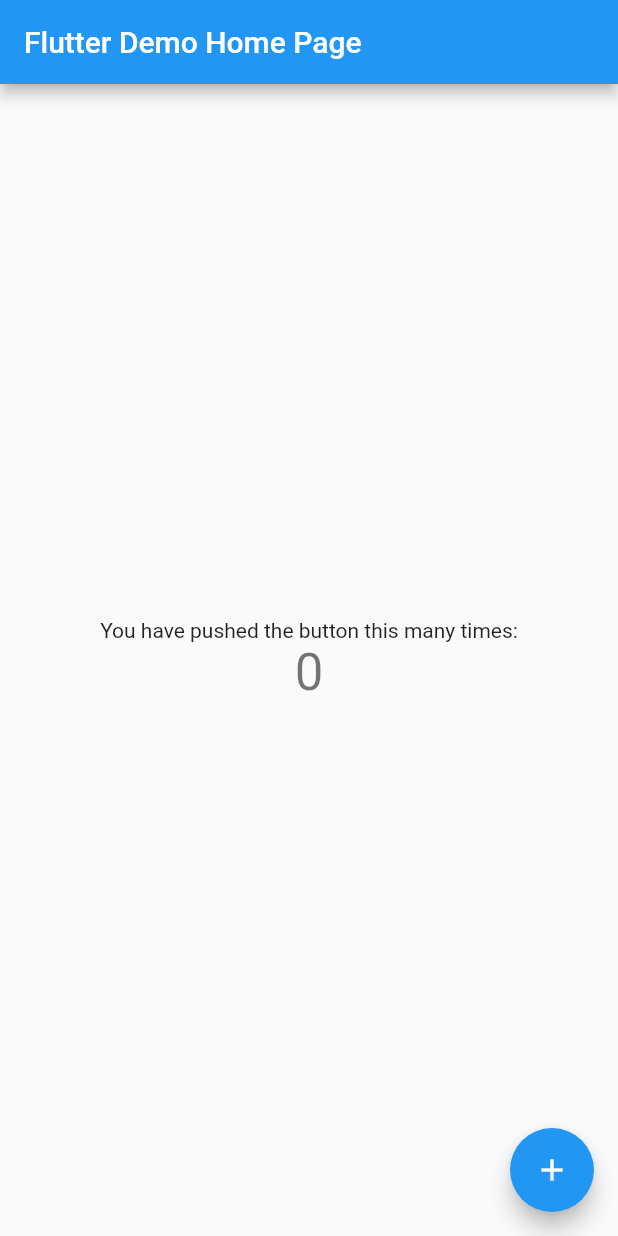
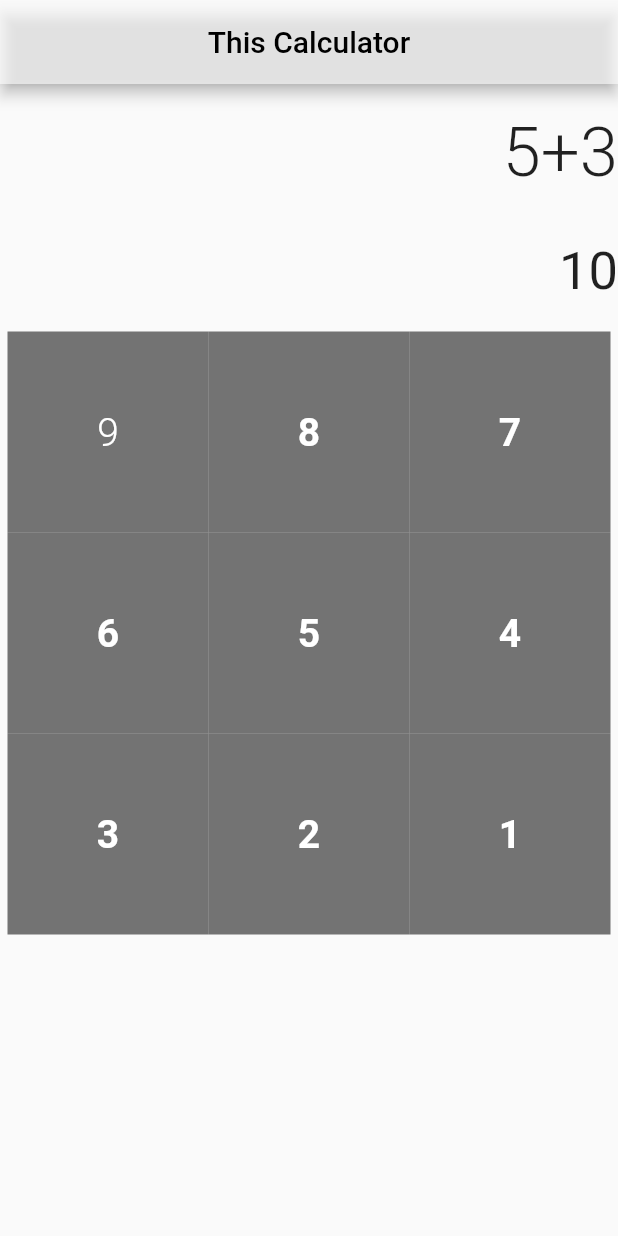
Before and after one commit to PrinceIbs/flutter_calculator, a Flutter app: the screen it shows after launch, on a phone screen of 412 x 824 dp. Run offline on Flutter 3.47's test engine with Material 2 defaults, Android fonts, the phone set to English and light mode, and no system bars.

Commit message:
Using SliverPadding

```diff
--- a/lib/main.dart
+++ b/lib/main.dart
@@ -1,113 +1,181 @@
+import 'package:flutter/cupertino.dart';
 import 'package:flutter/material.dart';
 
 void main() {
-  runApp(MyApp());
+  runApp(Calculator());
 }
 
-class MyApp extends StatelessWidget {
-  // This widget is the root of your application.
+class Calculator extends StatelessWidget {
   @override
   Widget build(BuildContext context) {
+
     return MaterialApp(
-      title: 'Flutter Demo',
-      theme: ThemeData(
-        // This is the theme of your application.
-        //
-        // Try running your application with "flutter run". You'll see the
-        // application has a blue toolbar. Then, without quitting the app, try
-        // changing the primarySwatch below to Colors.green and then invoke
-        // "hot reload" (press "r" in the console where you ran "flutter run",
-        // or simply save your changes to "hot reload" in a Flutter IDE).
-        // Notice that the counter didn't reset back to zero; the application
-        // is not restarted.
-        primarySwatch: Colors.blue,
-      ),
-      home: MyHomePage(title: 'Flutter Demo Home Page'),
-    );
+        home: Scaffold(
+            appBar: AppBar(
+              title: Text("This Calculator",
+                  textDirection: TextDirection.ltr,
+                  style: TextStyle(
+                    color: Colors.black,
+                  )),
+              centerTitle: true,
+              backgroundColor: Colors.white60,
+            ),
+            body: SafeArea(
+                child: Column(children: [
+                  Container(
+                    height: 90,
+                    alignment: Alignment.centerRight,
+                    child: Text(
+                      "5+3",
+                      textDirection: TextDirection.ltr,
+                      style: TextStyle(
+                        fontSize: 46,
+                        fontWeight: FontWeight.w300,
+                      )
+                    ),
+                  ),
+                  Container(
+                    alignment: Alignment.centerRight,
+                    height: 70,
+                      child: Text(
+                    "10",
+                    textDirection: TextDirection.ltr,
+                        style: TextStyle(
+                          fontSize: 35
+                        ),
+                    )
+                  ),
+                  Expanded(
+                    child: Container(
+                        child:
+                        CustomScrollView(
+                          primary: false,
+                          slivers: <Widget>[
+                            SliverPadding(
+                                padding: const EdgeInsets.all(5),
+                                sliver: SliverGrid.count(
+                                  crossAxisSpacing: 0,
+                                  mainAxisSpacing: 0,
+                                  crossAxisCount: 3,
+                                  children: <Widget>[
+                                    Container(
+                                        padding: const EdgeInsets.all(5),
+                                        alignment: Alignment.center,
+                                        color: Colors.black54,
+                                        child: const Text(
+                                          "9",
+                                          style: TextStyle(
+                                            color: Colors.white,
+                                            fontSize: 26,
+                                            fontWeight: FontWeight.w300,
+                                          ),
+                                        ),
+                                    ),
+                                    Container(
+                                        padding: const EdgeInsets.all(5),
+                                        alignment: Alignment.center,
+                                        color: Colors.black54,
+                                        child: const Text(
+                                          "8",
+                                          style: TextStyle(
+                                            color: Colors.white,
+                                            fontSize: 26,
+                                            fontWeight: FontWeight.w600,
+                                        ),
+                                      )
+                                    ),
+                                    Container(
+                                      padding: const EdgeInsets.all(5),
+                                      alignment: Alignment.center,
+                                      color: Colors.black54,
+                                      child: const Text(
+                                        "7",
+                                        style: TextStyle(
+                                          color: Colors.white,
+                                          fontSize: 26,
+                                          fontWeight: FontWeight.w600,
+                                        ),
+                                      ),
+                                    ),
+                                    Container(
+                                      padding: const EdgeInsets.all(5),
+                                      alignment: Alignment.center,
+                                      color: Colors.black54,
+                                      child: const Text(
+                                        "6",
+                                        style: TextStyle(
+                                          color: Colors.white,
+                                          fontSize: 26,
+                                          fontWeight: FontWeight.w600,
+                                        ),
+                                      ),
+                                    ),
+                                    Container(
+                                      padding: const EdgeInsets.all(5),
+                                      alignment: Alignment.center,
+                                      color: Colors.black54,
+                                      child: const Text(
+                                        "5",
+                                        style: TextStyle(
+                                          color: Colors.white,
+                                          fontSize: 26,
+                                          fontWeight: FontWeight.w600,
+                                        ),
+                                      ),),
+                                    Container(
+                                      padding: const EdgeInsets.all(5),
+                                      alignment: Alignment.center,
+                                      color: Colors.black54,
+                                      child: const Text(
+                                        "4",
+                                        style: TextStyle(
+                                          color: Colors.white,
+                                          fontSize: 26,
+                                          fontWeight: FontWeight.w600,
+                                        ),
+                                      ),
+                                    ),
+                                    Container( padding: const EdgeInsets.all(5),
+                                      alignment: Alignment.center,
+                                      color: Colors.black54,
+                                      child: const Text(
+                                        "3",
+                                        style: TextStyle(
+                                          color: Colors.white,
+                                          fontSize: 26,
+                                          fontWeight: FontWeight.w600,
+                                        ),
+                                      ),
+                                    ),
+                                    Container( padding: const EdgeInsets.all(5),
+                                      alignment: Alignment.center,
+                                      color: Colors.black54,
+                                      child: const Text(
+                                        "2",
+                                        style: TextStyle(
+                                          color: Colors.white,
+                                          fontSize: 26,
+                                          fontWeight: FontWeight.w600,
+                                        ),
+                                      ),
+                                    ),
+                                    Container( padding: const EdgeInsets.all(5),
+                                      alignment: Alignment.center,
+                                      color: Colors.black54,
+                                      child: const Text(
+                                        "1",
+                                        style: TextStyle(
+                                          color: Colors.white,
+                                          fontSize: 26,
+                                          fontWeight: FontWeight.w600,
+                                        ),
+                                      ),
+                                    ),
+                                  ],
+                                ))
+                      ],
+                    )),
+                  ),
+            ]))));
   }
 }
-
-class MyHomePage extends StatefulWidget {
-  MyHomePage({Key key, this.title}) : super(key: key);
-
-  // This widget is the home page of your application. It is stateful, meaning
-  // that it has a State object (defined below) that contains fields that affect
-  // how it looks.
-
-  // This class is the configuration for the state. It holds the values (in this
-  // case the title) provided by the parent (in this case the App widget) and
-  // used by the build method of the State. Fields in a Widget subclass are
-  // always marked "final".
-
-  final String title;
-
-  @override
-  _MyHomePageState createState() => _MyHomePageState();
-}
-
-class _MyHomePageState extends State<MyHomePage> {
-  int _counter = 0;
-
-  void _incrementCounter() {
-    setState(() {
-      // This call to setState tells the Flutter framework that something has
-      // changed in this State, which causes it to rerun the build method below
-      // so that the display can reflect the updated values. If we changed
-      // _counter without calling setState(), then the build method would not be
-      // called again, and so nothing would appear to happen.
-      _counter++;
-    });
-  }
-
-  @override
-  Widget build(BuildContext context) {
-    // This method is rerun every time setState is called, for instance as done
-    // by the _incrementCounter method above.
-    //
-    // The Flutter framework has been optimized to make rerunning build methods
-    // fast, so that you can just rebuild anything that needs updating rather
-    // than having to individually change instances of widgets.
-    return Scaffold(
-      appBar: AppBar(
-        // Here we take the value from the MyHomePage object that was created by
-        // the App.build method, and use it to set our appbar title.
-        title: Text(widget.title),
-      ),
-      body: Center(
-        // Center is a layout widget. It takes a single child and positions it
-        // in the middle of the parent.
-        child: Column(
-          // Column is also a layout widget. It takes a list of children and
-          // arranges them vertically. By default, it sizes itself to fit its
-          // children horizontally, and tries to be as tall as its parent.
-          //
-          // Invoke "debug painting" (press "p" in the console, choose the
-          // "Toggle Debug Paint" action from the Flutter Inspector in Android
-          // Studio, or the "Toggle Debug Paint" command in Visual Studio Code)
-          // to see the wireframe for each widget.
-          //
-          // Column has various properties to control how it sizes itself and
-          // how it positions its children. Here we use mainAxisAlignment to
-          // center the children vertically; the main axis here is the vertical
-          // axis because Columns are vertical (the cross axis would be
-          // horizontal).
-          mainAxisAlignment: MainAxisAlignment.center,
-          children: <Widget>[
-            Text(
-              'You have pushed the button this many times:',
-            ),
-            Text(
-              '$_counter',
-              style: Theme.of(context).textTheme.headline4,
-            ),
-          ],
-        ),
-      ),
-      floatingActionButton: FloatingActionButton(
-        onPressed: _incrementCounter,
-        tooltip: 'Increment',
-        child: Icon(Icons.add),
-      ), // This trailing comma makes auto-formatting nicer for build methods.
-    );
-  }
-}
```
